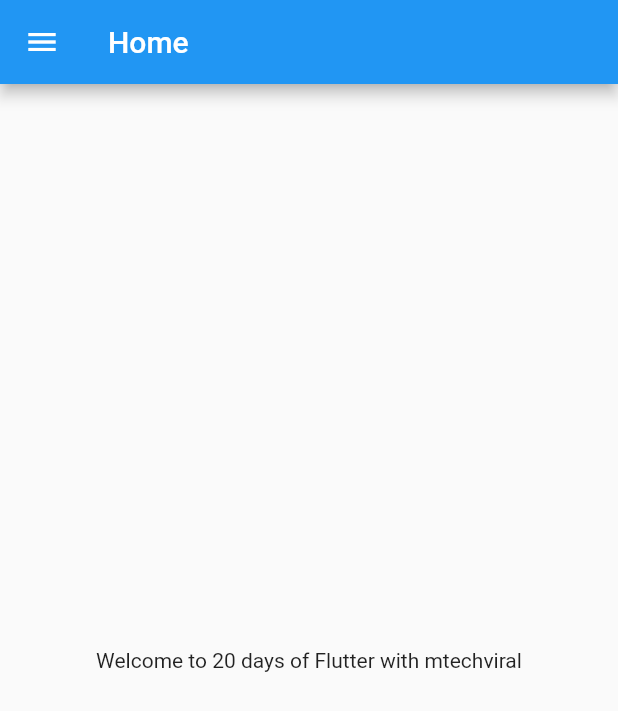
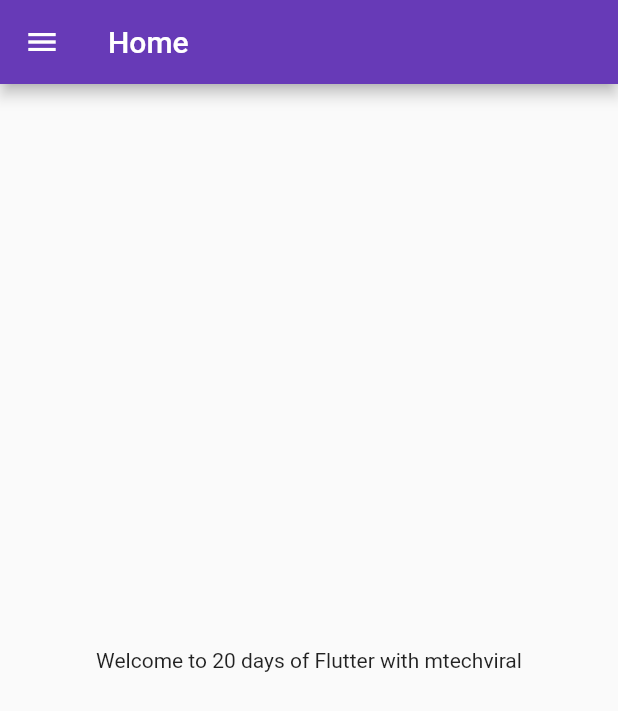
Before and after one commit to hasanuzzaman-dev/flutter-application_1, a Flutter app: the screen it shows after launch, on a phone screen of 412 x 824 dp. Shown: the top 711 px of the screen. Run offline on Flutter 3.47's test engine with Material 2 defaults, Android fonts, the phone set to English and light mode, and no system bars.

Commit message:
function classes route theme text

```diff
--- a/lib/main.dart
+++ b/lib/main.dart
@@ -1,5 +1,6 @@
 import 'package:flutter/material.dart';
 import 'package:flutter_application_1/pages/home_page.dart';
+import 'package:flutter_application_1/pages/login_page.dart';
 
 void main() {
   runApp(MyApp());
@@ -10,9 +11,24 @@ class MyApp extends StatelessWidget {
 
   @override
   Widget build(BuildContext context) {
-
+    bringVegitables(tk: 50);
     return MaterialApp(
-      home: HomePage()
+      //home: HomePage(),
+      themeMode: ThemeMode.light,
+      theme: ThemeData(
+        primarySwatch: Colors.deepPurple
+        ),
+      darkTheme: ThemeData(
+        brightness: Brightness.light
+      ),
+      initialRoute: "/home",
+      routes: {
+        "/": (context) => LoginPage(),
+        "/login": (context) => LoginPage(),
+        "/home": (context) => HomePage()
+      },
     );
   }
+
+  bringVegitables({tk = 10}) {}
 }
```
Also changed, not shown: lib/pages/login_page.dart (added, +20 -0 lines).
